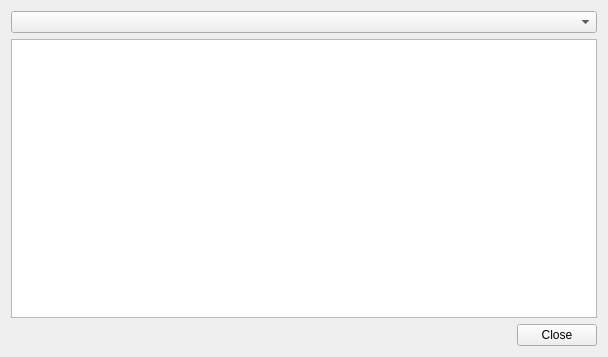
This is queryhistoryform.ui in CuriousCrow/polymorph-sql as Qt 5 draws it before an edit. The edited form follows.
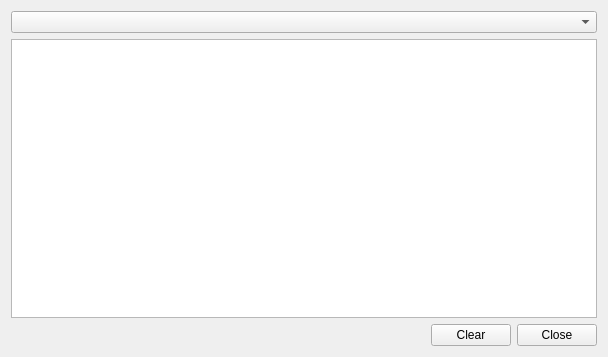
This is the edited form. Icons and pictures are not drawn.

Commit message: (#57) Table t_query_history added into properties.sqlite. Button "Clear" (history) implemented.

Diff of the .ui file:
```diff
--- a/queryhistoryform.ui
+++ b/queryhistoryform.ui
@@ -46,6 +46,13 @@
        </property>
       </spacer>
      </item>
+     <item>
+      <widget class="QPushButton" name="btnClearQueryHistory">
+       <property name="text">
+        <string>Clear</string>
+       </property>
+      </widget>
+     </item>
      <item>
       <widget class="QPushButton" name="btnClose">
        <property name="text">
```
The commit also changes 5 other files.
